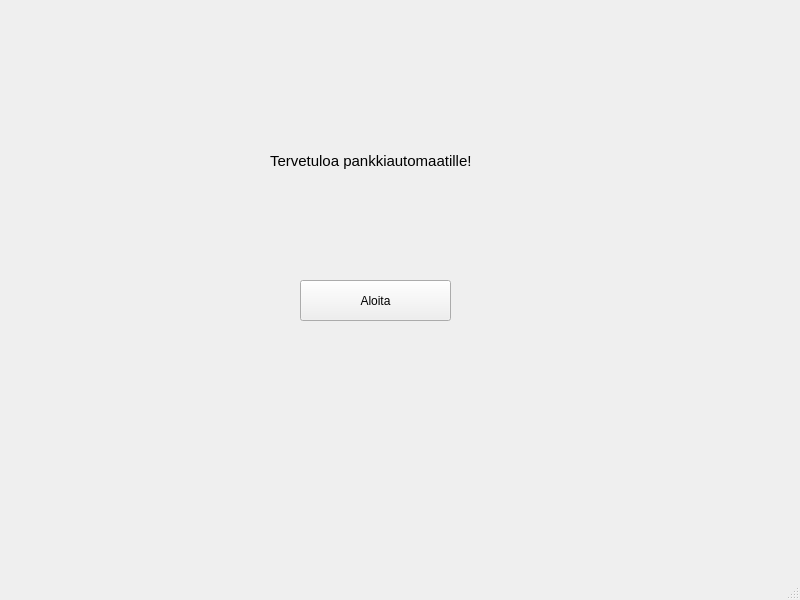
Old version of the form bank-automat/mainwindow.ui in the repository Kealerator/bank_atm_group3.
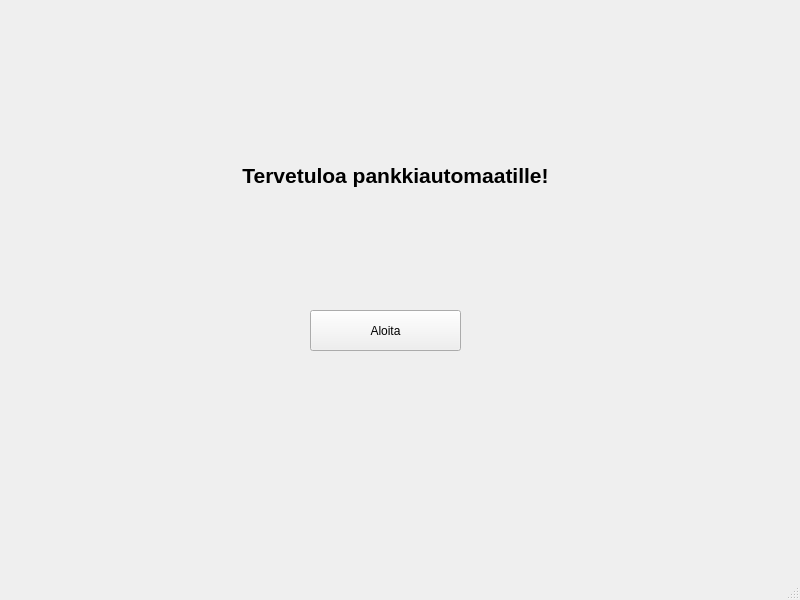
New version of the form.

```diff
--- a/bank-automat/mainwindow.ui
+++ b/bank-automat/mainwindow.ui
@@ -14,35 +14,39 @@
    <string>MainWindow</string>
   </property>
   <widget class="QWidget" name="centralwidget">
+   <widget class="QPushButton" name="btnStart">
+    <property name="geometry">
+     <rect>
+      <x>310</x>
+      <y>310</y>
+      <width>151</width>
+      <height>41</height>
+     </rect>
+    </property>
+    <property name="text">
+     <string>Aloita</string>
+    </property>
+   </widget>
    <widget class="QLabel" name="label">
     <property name="geometry">
      <rect>
-      <x>270</x>
-      <y>130</y>
-      <width>211</width>
-      <height>61</height>
+      <x>220</x>
+      <y>150</y>
+      <width>351</width>
+      <height>51</height>
      </rect>
     </property>
     <property name="font">
      <font>
-      <pointsize>11</pointsize>
+      <pointsize>16</pointsize>
+      <bold>true</bold>
      </font>
     </property>
     <property name="text">
      <string>Tervetuloa pankkiautomaatille!</string>
     </property>
-   </widget>
-   <widget class="QPushButton" name="btnStart">
-    <property name="geometry">
-     <rect>
-      <x>300</x>
-      <y>280</y>
-      <width>151</width>
-      <height>41</height>
-     </rect>
-    </property>
-    <property name="text">
-     <string>Aloita</string>
+    <property name="alignment">
+     <set>Qt::AlignmentFlag::AlignCenter</set>
     </property>
    </widget>
   </widget>
```
